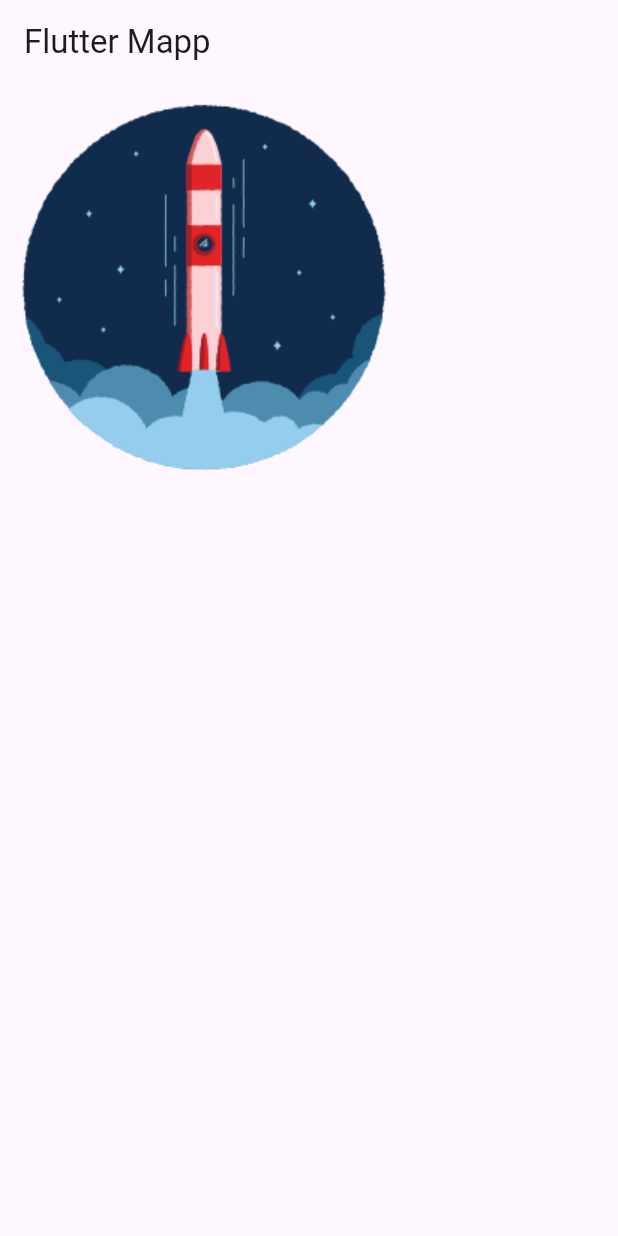
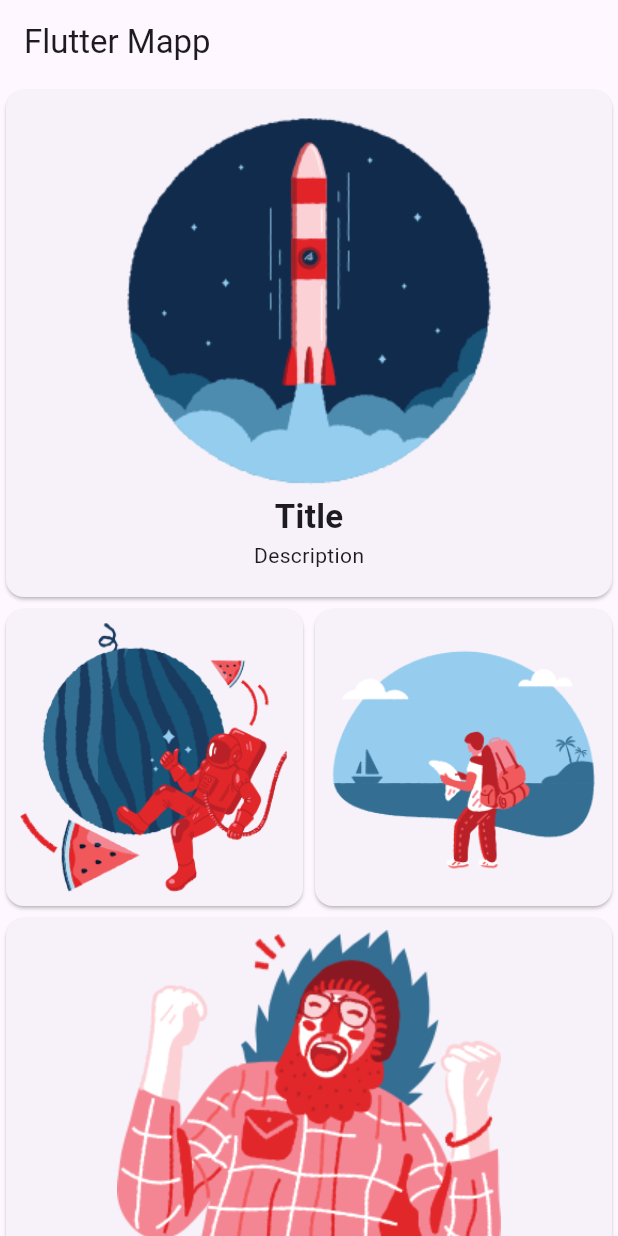
Before and after one commit to 00ZRHun/Flutter_Crash_Course, a Flutter app: the screen it shows after launch, on a phone screen of 412 x 824 dp. Run offline on Flutter 3.47's test engine with Material 2 defaults, Android fonts, the phone set to English and light mode, and no system bars.

Commit message:
feat: add Column to add Text & SizedBox

```diff
--- a/lib/pages/home_page.dart
+++ b/lib/pages/home_page.dart
@@ -9,13 +9,73 @@ class HomePage extends StatelessWidget {
       appBar: AppBar(
         title: const Text('Flutter Mapp'),
       ),
-      body: Column(
-        children: [
-          Padding(
-            padding: const EdgeInsets.all(8.0),
-            child: Image.asset("images/rocket.png"),
-          ),
-        ],
+      body: SingleChildScrollView(
+        child: Column(
+          children: [
+            Card(
+              child: Container(
+                padding: const EdgeInsets.all(8.0),
+                // color: Colors.red,
+                width: double.infinity,
+                child: Column(
+                  children: [
+                    const SizedBox(
+                      height: 5,
+                    ),
+                    Image.asset("images/rocket.png"),
+                    const Text(
+                      'Title',
+                      style: TextStyle(
+                        fontSize: 22,
+                        fontWeight: FontWeight.bold,
+                      ),
+                    ),
+                    const Text('Description'),
+                    const SizedBox(
+                      height: 10,
+                    )
+                  ],
+                ),
+              ),
+            ),
+            Row(
+              children: [
+                Expanded(
+                  child: Card(
+                    child: Container(
+                      padding: const EdgeInsets.all(8.0),
+                      child: Image.asset("images/space.png"),
+                    ),
+                  ),
+                ),
+                Expanded(
+                  child: Card(
+                    child: Container(
+                      padding: const EdgeInsets.all(8.0),
+                      child: Image.asset("images/travel.png"),
+                    ),
+                  ),
+                ),
+              ],
+            ),
+            Card(
+              child: Container(
+                padding: const EdgeInsets.all(8.0),
+                // color: Colors.red,
+                width: double.infinity,
+                child: Column(
+                  children: [
+                    Image.asset('images/yeah.png'),
+                    const Text(
+                      'title',
+                    ),
+                    const Text('description'),
+                  ],
+                ),
+              ),
+            ),
+          ],
+        ),
       ),
     );
   }
```
